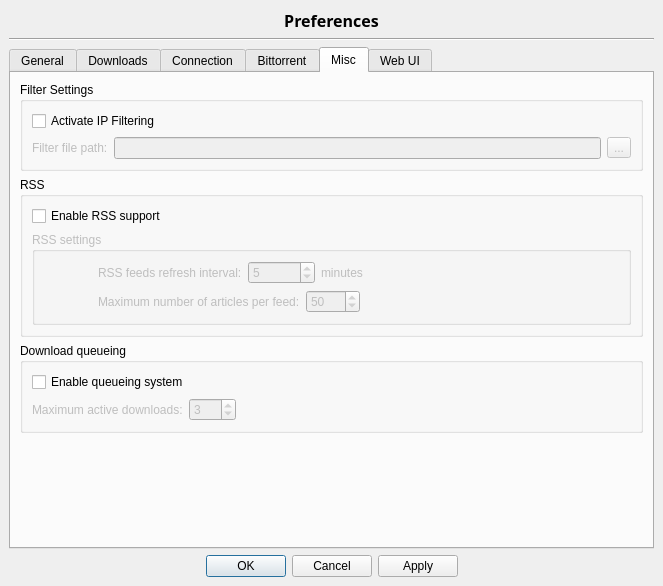
Above: src/options.ui from SysAdminDoc/qBittorrent-Vanced before the change. Below: the same form after it.
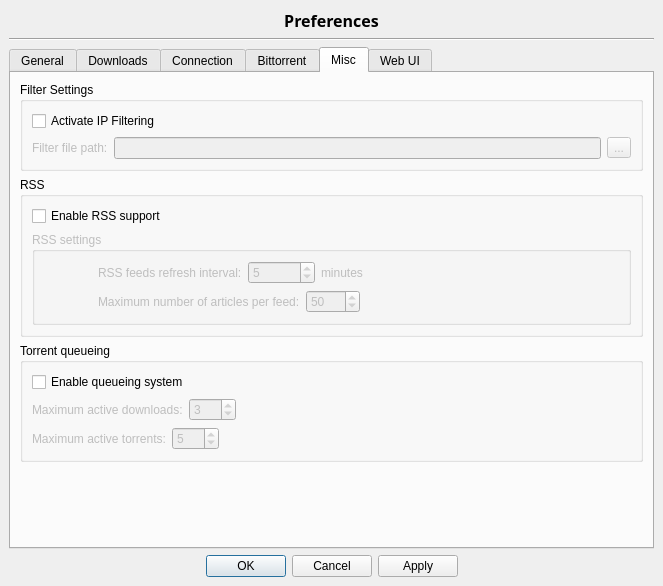
That is the form after the change. The open tabs and pages were chosen to show the change. Icons and pictures are not drawn.

Commit message: - extending Queueing system to seeding list (unfinished)

What changed in the file:
```diff
--- a/src/options.ui
+++ b/src/options.ui
@@ -1547,14 +1547,6 @@
       </layout>
      </widget>
      <widget class="QWidget" name="tab_4" >
-      <property name="geometry" >
-       <rect>
-        <x>0</x>
-        <y>0</y>
-        <width>641</width>
-        <height>457</height>
-       </rect>
-      </property>
       <attribute name="title" >
        <string>Misc</string>
       </attribute>
@@ -1562,7 +1554,7 @@
        <iconset resource="icons.qrc" >
         <normaloff>:/Icons/configure.png</normaloff>:/Icons/configure.png</iconset>
       </attribute>
-      <layout class="QVBoxLayout" name="verticalLayout_8" >
+      <layout class="QVBoxLayout" >
        <item>
         <widget class="QGroupBox" name="filterBox" >
          <property name="enabled" >
@@ -1759,9 +1751,9 @@
        <item>
         <widget class="QGroupBox" name="groupQueueing" >
          <property name="title" >
-          <string>Download queueing</string>
+          <string>Torrent queueing</string>
          </property>
-         <layout class="QVBoxLayout" name="verticalLayout_7" >
+         <layout class="QVBoxLayout" >
           <item>
            <widget class="QCheckBox" name="checkEnableQueueing" >
             <property name="text" >
@@ -1770,7 +1762,7 @@
            </widget>
           </item>
           <item>
-           <layout class="QHBoxLayout" name="horizontalLayout_4" >
+           <layout class="QHBoxLayout" >
             <item>
              <widget class="QLabel" name="label_max_active" >
               <property name="enabled" >
@@ -1798,11 +1790,11 @@
              </widget>
             </item>
             <item>
-             <spacer name="horizontalSpacer_2" >
+             <spacer>
               <property name="orientation" >
                <enum>Qt::Horizontal</enum>
               </property>
-              <property name="sizeHint" stdset="0" >
+              <property name="sizeHint" >
                <size>
                 <width>40</width>
                 <height>20</height>
@@ -1812,18 +1804,61 @@
             </item>
            </layout>
           </item>
+          <item>
+           <layout class="QHBoxLayout" >
+            <item>
+             <widget class="QLabel" name="maxActiveTorrents_lbl" >
+              <property name="enabled" >
+               <bool>false</bool>
+              </property>
+              <property name="text" >
+               <string>Maximum active torrents:</string>
+              </property>
+             </widget>
+            </item>
+            <item>
+             <widget class="QSpinBox" name="spinMaxActiveTorrents" >
+              <property name="enabled" >
+               <bool>false</bool>
+              </property>
+              <property name="minimum" >
+               <number>1</number>
+              </property>
+              <property name="maximum" >
+               <number>999</number>
+              </property>
+              <property name="value" >
+               <number>5</number>
+              </property>
+             </widget>
+            </item>
+            <item>
+             <spacer>
+              <property name="orientation" >
+               <enum>Qt::Horizontal</enum>
+              </property>
+              <property name="sizeHint" >
+               <size>
+                <width>381</width>
+                <height>20</height>
+               </size>
+              </property>
+             </spacer>
+            </item>
+           </layout>
+          </item>
          </layout>
         </widget>
        </item>
        <item>
-        <spacer name="verticalSpacer" >
+        <spacer>
          <property name="orientation" >
           <enum>Qt::Vertical</enum>
          </property>
-         <property name="sizeHint" stdset="0" >
+         <property name="sizeHint" >
           <size>
-           <width>20</width>
-           <height>40</height>
+           <width>623</width>
+           <height>20</height>
           </size>
          </property>
         </spacer>
@@ -2015,7 +2050,16 @@
      <property name="spacing" >
       <number>6</number>
      </property>
-     <property name="margin" >
+     <property name="leftMargin" >
+      <number>0</number>
+     </property>
+     <property name="topMargin" >
+      <number>0</number>
+     </property>
+     <property name="rightMargin" >
+      <number>0</number>
+     </property>
+     <property name="bottomMargin" >
       <number>0</number>
      </property>
      <item>
```
Left out of the diff: 171 changed lines with no effect on the pictures. The commit also changes 10 other files.
